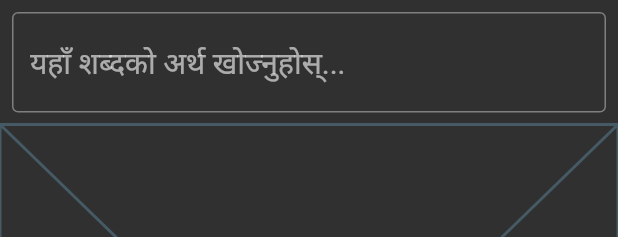
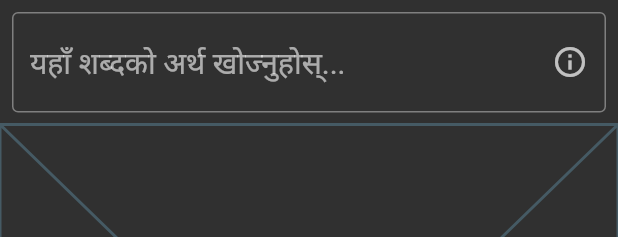
Before and after one commit to miracleanupam/ADKosh, a Flutter app: the SearchRhyme widget shown alone on an empty page, opened directly, on a phone screen of 412 x 824 dp. Shown: the top 237 px of the screen. Run offline on Flutter 3.47's test engine with Material 2 defaults, Android fonts, the phone set to English and light mode, and no system bars; our stand-ins replace share_plus, sqflite; accounts and stored records are empty.

Commit message:
versatile rhyme search, added %, and _ wildcard functionality

```diff
--- a/lib/screens/searchRhyme.dart
+++ b/lib/screens/searchRhyme.dart
@@ -17,7 +17,7 @@ class _SearchRhymeState extends State<SearchRhyme> {
   @override
   void initState() {
     super.initState();
-    searchController.addListener(_printLatestValue);
+    searchController.addListener(_dbConnector);
 
     setInitialItems();
   }
@@ -41,7 +41,7 @@ class _SearchRhymeState extends State<SearchRhyme> {
     super.dispose();
   }
 
-  void _printLatestValue() async {
+  void _dbConnector() async {
     List<Corpora> res = await DBService.instance
         .getWordSearchList(term: searchController.text, rhymes: true);
 
@@ -60,6 +60,7 @@ class _SearchRhymeState extends State<SearchRhyme> {
 
   @override
   Widget build(BuildContext context) {
+    final GlobalKey<TooltipState> tooltipkey = GlobalKey<TooltipState>();
     return Column(
       children: [
         Padding(
@@ -68,10 +69,15 @@ class _SearchRhymeState extends State<SearchRhyme> {
             decoration: InputDecoration(
               border: OutlineInputBorder(),
               hintText: 'यहाँ शब्दको अर्थ खोज्नुहोस्...',
+              suffixIcon: Tooltip(
+                key: tooltipkey,
+                triggerMode: TooltipTriggerMode.tap,
+                showDuration: Duration(seconds: 10),
+                message: '% - शून्य वा बढी वर्ण वा मात्रा \n _ - एउटा वर्ण वा मात्रा \n उदाहरण: \n %ाम - राम, आराम, बिराम, अछाम, इनाम ... \n म% - मल, मकल, मकुन्द, मखमा ... \n र_म - रकम, राम, रसम, रोम ...',
+                child: Icon(Icons.info_outline),)
             ),
             style: TextStyle(fontSize: 20),
             controller: searchController,
-            // onSubmitted: ((value) => _handleSubmit()),
           ),
         ),
         items.length > 0
--- a/lib/services/dbServices.dart
+++ b/lib/services/dbServices.dart
@@ -49,7 +49,7 @@ class DBService {
 
     List<Map<String, dynamic>> list = rhymes
         ? await db
-            .rawQuery('select * from corpora where word like ?', ['%$term'])
+            .rawQuery('select * from corpora where word like ? limit 2000', [term.isEmpty ? '%' : term])
         : await db.rawQuery(
             'select * from corpora where word like ? limit 2000', ['$term%']);
 
```
